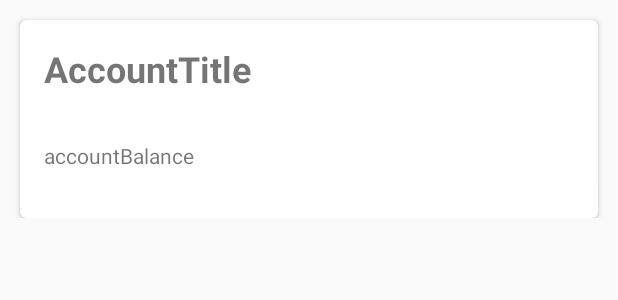
After one commit to SaveBlue/SaveBlue-Android-App, an Android app: the layout dashboard_account_card.xml on its own in the app's theme, with its tools: preview values and no code run, on a phone screen of 412 x 824 dp. The commit adds this screen. Shown: the top 300 px of the screen. Run offline under Robolectric (Android 15) with nearby library versions, the phone set to English and light mode, and no system bars.

Commit message:
Add users account list on dashboard

```diff
--- a/app/src/main/java/com/saveblue/saveblueapp/ui/LoginActivity.java
+++ b/app/src/main/java/com/saveblue/saveblueapp/ui/LoginActivity.java
@@ -2,6 +2,7 @@ package com.saveblue.saveblueapp.ui;
 
 import androidx.appcompat.app.AppCompatActivity;
 
+import android.content.Intent;
 import android.os.Bundle;
 import android.widget.TextView;
 import android.widget.Toast;
@@ -26,7 +27,10 @@ public class LoginActivity extends AppCompatActivity {
         setContentView(R.layout.activity_login);
 
 
-        callApiUser("5f46455318b52809c8c35c2a");
+        Intent intentAbout = new Intent(this, DashboardActivity.class);
+        startActivity(intentAbout);
+
+        //callApiUser("5f46455318b52809c8c35c2a");
     }
 
 
--- /dev/null
+++ b/app/src/main/res/layout/dashboard_account_card.xml
@@ -0,0 +1,54 @@
+<?xml version="1.0" encoding="utf-8"?>
+<RelativeLayout xmlns:android="http://schemas.android.com/apk/res/android"
+    xmlns:app="http://schemas.android.com/apk/res-auto"
+    android:layout_margin="5sp"
+    android:layout_width="match_parent"
+    android:layout_height="wrap_content">
+
+    <androidx.cardview.widget.CardView
+        app:cardCornerRadius="4sp"
+        app:cardElevation="2dp"
+        android:layout_width="match_parent"
+        android:layout_height="wrap_content"
+        android:layout_marginStart="8dp"
+        android:layout_marginTop="8dp"
+        android:layout_marginEnd="8dp"
+        app:layout_constraintEnd_toEndOf="parent"
+        app:layout_constraintStart_toStartOf="parent"
+        app:layout_constraintTop_toTopOf="parent">
+
+        <androidx.constraintlayout.widget.ConstraintLayout
+            android:layout_width="match_parent"
+            android:layout_height="match_parent">
+
+            <TextView
+                android:id="@+id/AccountTitle"
+                android:layout_width="0dp"
+                android:layout_height="wrap_content"
+                android:layout_marginStart="16dp"
+                android:layout_marginTop="16dp"
+                android:layout_marginEnd="16dp"
+                android:text="@string/accountTitle"
+                android:textStyle="bold"
+                android:textSize="24sp"
+                app:layout_constraintEnd_toEndOf="parent"
+                app:layout_constraintStart_toStartOf="parent"
+                app:layout_constraintTop_toTopOf="parent" />
+
+            <TextView
+                android:id="@+id/AccountBalance"
+                android:layout_width="wrap_content"
+                android:layout_height="wrap_content"
+                android:layout_marginStart="16dp"
+                android:layout_marginTop="32dp"
+                android:layout_marginBottom="32dp"
+                android:text="@string/accountBalance"
+                app:layout_constraintBottom_toBottomOf="parent"
+                app:layout_constraintStart_toStartOf="parent"
+                app:layout_constraintTop_toBottomOf="@+id/AccountTitle" />
+        </androidx.constraintlayout.widget.ConstraintLayout>
+
+
+    </androidx.cardview.widget.CardView>
+
+</RelativeLayout>
--- a/app/src/main/res/values/strings.xml
+++ b/app/src/main/res/values/strings.xml
@@ -11,4 +11,9 @@
     <string name="menu_home">Home</string>
     <string name="menu_gallery">Gallery</string>
     <string name="menu_slideshow">Slideshow</string>
+
+    <string name="accountTitle">AccountTitle</string>
+    <string name="accountBalance">accountBalance</string>
+
+
 </resources>
```
Also changed, not shown: app/src/main/AndroidManifest.xml (+5 -4 lines), app/src/main/java/com/saveblue/saveblueapp/adapters/DashboardAccountAdapter.java (added, +60 -0 lines), app/src/main/java/com/saveblue/saveblueapp/api/SaveBlueAPI.java (+8 -0 lines), app/src/main/java/com/saveblue/saveblueapp/models/Account.java (added, +35 -0 lines), app/src/main/java/com/saveblue/saveblueapp/ui/DashboardActivity.java (added, +76 -0 lines), app/src/main/res/layout/activity_dashboard.xml (added, +18 -0 lines).
